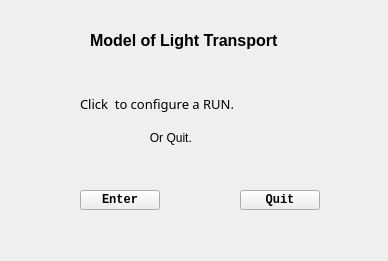
Qt form start.ui (SimonCqk/Photon_Propagation_Simulation) before a commit.
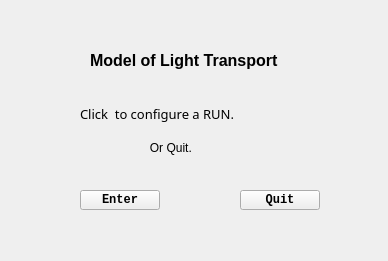
The same form after that commit.

The edit to the form file:
```diff
--- a/start.ui
+++ b/start.ui
@@ -78,7 +78,7 @@
    <property name="geometry">
     <rect>
      <x>90</x>
-     <y>20</y>
+     <y>40</y>
      <width>211</width>
      <height>41</height>
     </rect>
@@ -105,7 +105,7 @@
    <property name="geometry">
     <rect>
      <x>80</x>
-     <y>90</y>
+     <y>100</y>
      <width>231</width>
      <height>61</height>
     </rect>
```
